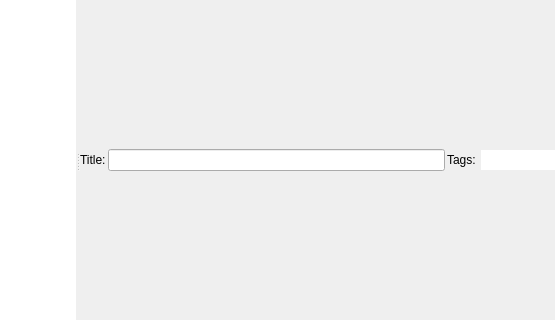
Qt form Motome/Views/MainWindow.ui (akehrer/Motome) before a commit; both pictures show x 196 to 751 and y 228 to 548 of the 1024 by 768 pixel window.
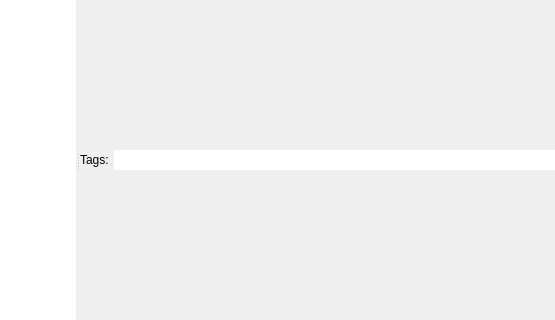
The same form after that commit. Icons and pictures are not drawn.

Commit message: Added note title and recording options to settings Added author to settings

```diff
--- a/Motome/Views/MainWindow.ui
+++ b/Motome/Views/MainWindow.ui
@@ -198,16 +198,6 @@
            <property name="margin">
             <number>0</number>
            </property>
-           <item>
-            <widget class="QLabel" name="label_2">
-             <property name="text">
-              <string>Title:</string>
-             </property>
-            </widget>
-           </item>
-           <item>
-            <widget class="QLineEdit" name="titleEdit"/>
-           </item>
            <item>
             <widget class="QLabel" name="label">
              <property name="text">
```
Left out of the diff: 16 changed lines with no effect on the pictures. The commit also changes 9 other files.
